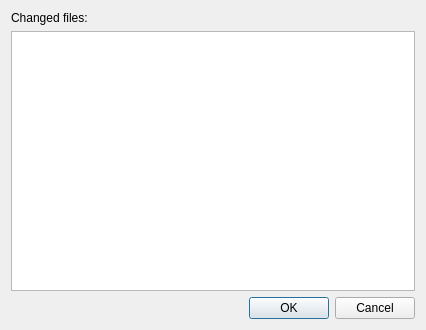
Old version of the form src/gui/dialogs/changedfilesdialog.ui in the repository KDE/kommit.
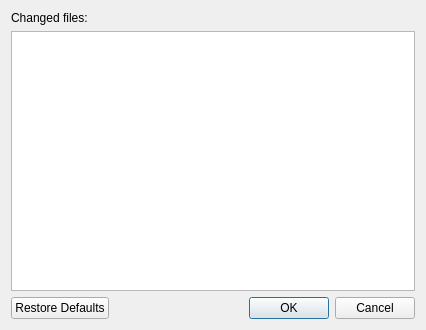
New version of the form.

Commit message: Show commit dialog to see errors; Fix changed files icons

What changed in the file:
```diff
--- a/src/gui/dialogs/changedfilesdialog.ui
+++ b/src/gui/dialogs/changedfilesdialog.ui
@@ -31,7 +31,7 @@
    <item>
     <widget class="QDialogButtonBox" name="buttonBox">
      <property name="standardButtons">
-      <set>QDialogButtonBox::Cancel|QDialogButtonBox::Ok</set>
+      <set>QDialogButtonBox::Cancel|QDialogButtonBox::Ok|QDialogButtonBox::RestoreDefaults</set>
      </property>
     </widget>
    </item>
```
The commit also changes 37 other files.
